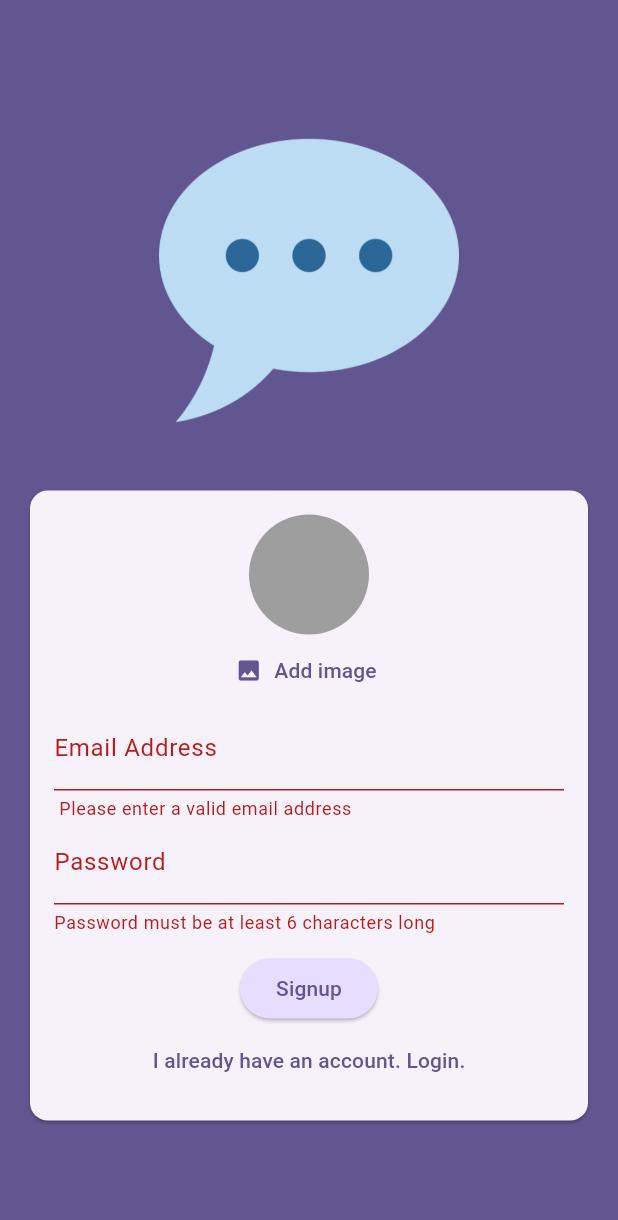
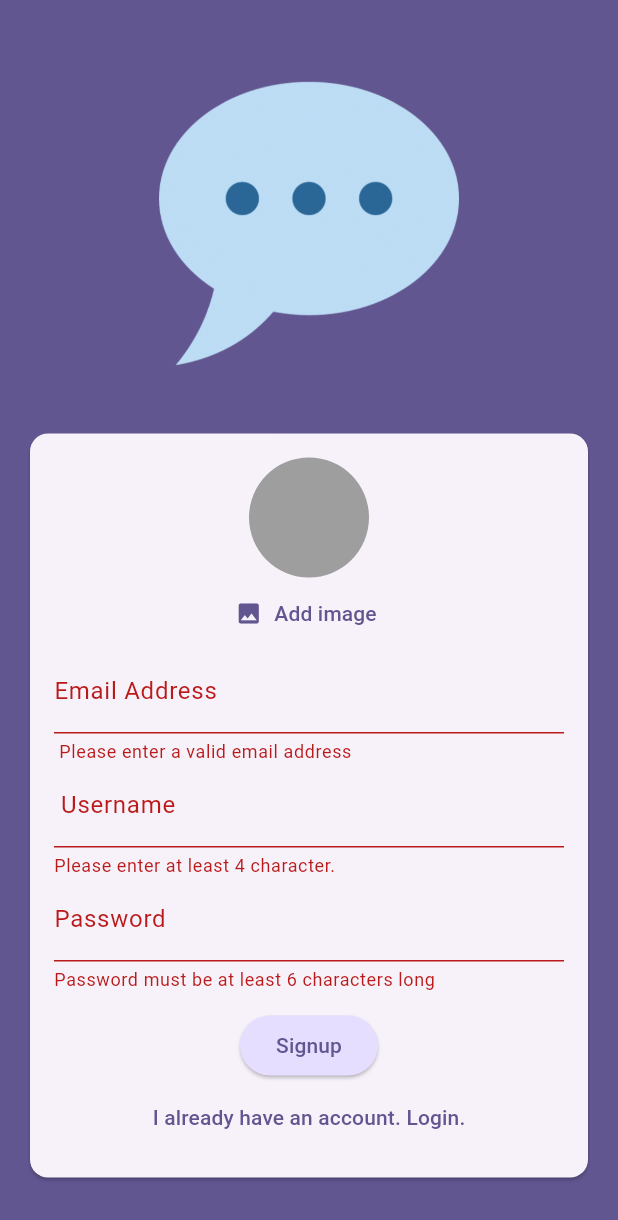
Before and after one commit to Sandipshrestha1/chat_app, a Flutter app: the screen it shows after launch, after a tap on "Login", after a tap on "Create an account", after a tap on "Signup", on a phone screen of 412 x 824 dp. Shown: the top 1220 px of the screen. Run offline on Flutter 3.47's test engine with Material 3 defaults, Android fonts, the phone set to English and light mode, and no system bars; our stand-ins replace cloud_firestore, firebase_auth, firebase_core, firebase_storage, image_picker; accounts and stored records are empty.

```diff
--- a/lib/screens/auth.dart
+++ b/lib/screens/auth.dart
@@ -213,6 +213,7 @@ class _AuthScreenState extends State<AuthScreen> {
   var _enteredPassword = '';
   File? _selectedImage;
   var _isAuthenticating = false;
+  var _enteredUsername = "";
 
   Future<void> _submit() async {
     final isValid = _form.currentState!.validate();
@@ -250,7 +251,7 @@ class _AuthScreenState extends State<AuthScreen> {
             .collection('users')
             .doc('userCredentials.user!.uid')
             .set({
-          'username': "to be done..",
+          'username': _enteredUsername,
           'email': _enteredEmail,
           'image_url': imageUrl,
         });
@@ -328,6 +329,23 @@ class _AuthScreenState extends State<AuthScreen> {
                               _enteredEmail = value!;
                             },
                           ),
+                          if (!_isLogin)
+                            TextFormField(
+                              decoration:
+                                  const InputDecoration(labelText: " Username"),
+                              enableSuggestions: false,
+                              validator: (value) {
+                                if (value == null ||
+                                    value.isEmpty ||
+                                    value.trim().length < 4) {
+                                  return "Please enter at least 4 character.";
+                                }
+                                return null;
+                              },
+                              onSaved: (value) {
+                                _enteredUsername = value!;
+                              },
+                            ),
                           TextFormField(
                             decoration: InputDecoration(
                               labelText: "Password",
```
Also changed, not shown: lib/screens/chat_screen.dart (+9 -2 lines), lib/widgets/chat_messages.dart (added, +12 -0 lines), lib/widgets/new_messages.dart (added, +56 -0 lines).
